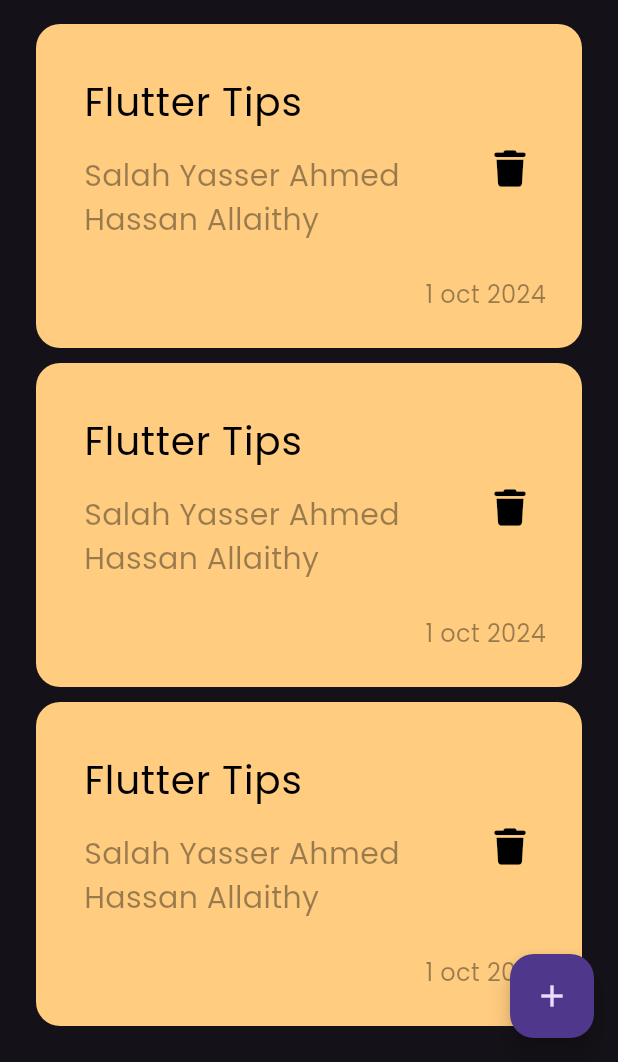
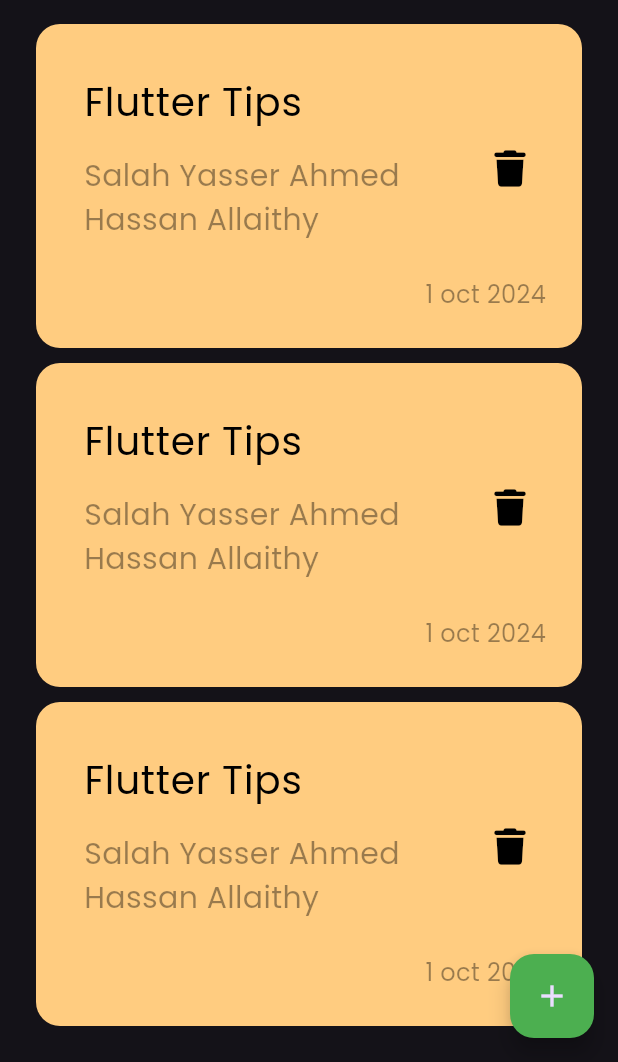
Before and after one commit to SalahYasser/notes_app, a Flutter app: the screen it shows after launch, on a phone screen of 412 x 824 dp, the part 174-1236 px from its top. Run offline on Flutter 3.47's test engine with Material 3 defaults, Android fonts, the phone set to English and light mode, and no system bars; our stand-ins replace bloc, font_awesome_flutter, hive, hive_flutter; accounts and stored records are empty.

Commit message:
create add note cubit

```diff
--- /dev/null
+++ b/lib/add_note_cubit/add_note_state.dart
@@ -0,0 +1,6 @@
+part of 'add_note_cubit.dart';
+
+@immutable
+sealed class AddNoteState {}
+
+final class AddNoteInitial extends AddNoteState {}
--- a/lib/views/notes_view.dart
+++ b/lib/views/notes_view.dart
@@ -9,6 +9,7 @@ class NotesView extends StatelessWidget {
   Widget build(BuildContext context) {
     return Scaffold(
       floatingActionButton: FloatingActionButton(
+        backgroundColor: Colors.green,
         onPressed: () {
           showModalBottomSheet(
             shape: RoundedRectangleBorder(
--- a/lib/views/widgets/add_note_bottom_sheet.dart
+++ b/lib/views/widgets/add_note_bottom_sheet.dart
@@ -26,6 +26,7 @@ class AddNoteForm extends StatefulWidget {
 }
 
 class _AddNoteFormState extends State<AddNoteForm> {
+
   final GlobalKey<FormState> formKey = GlobalKey();
 
   AutovalidateMode autovalidateMode = AutovalidateMode.disabled;
--- a/lib/views/widgets/notes_view_body.dart
+++ b/lib/views/widgets/notes_view_body.dart
@@ -7,7 +7,7 @@ class NotesViewBody extends StatelessWidget {
 
   @override
   Widget build(BuildContext context) {
-    return  Padding (
+    return Padding(
       padding: const EdgeInsets.symmetric(horizontal: 24),
       child: Column(
         children: const [
@@ -18,7 +18,9 @@ class NotesViewBody extends StatelessWidget {
             title: 'Notes',
             icon: Icons.search,
           ),
-          Expanded(child: NotesListView()),
+          Expanded(
+            child: NotesListView(),
+          ),
         ],
       ),
     );
--- a/pubspec.yaml
+++ b/pubspec.yaml
@@ -38,6 +38,8 @@ dependencies:
   font_awesome_flutter: ^10.7.0
   hive: ^2.2.3
   hive_flutter: ^1.1.0
+  flutter_bloc: ^8.1.6
+
 
 dev_dependencies:
   hive_generator: ^2.0.0
```
Also changed, not shown: lib/add_note_cubit/add_note_cubit.dart (added, +8 -0 lines), pubspec.lock.
